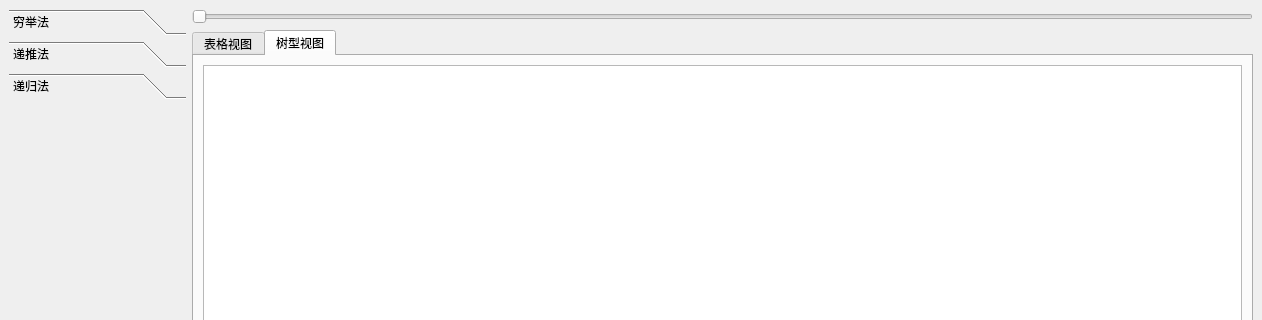
The window that Algorithm/mainwindow.ui (iguoya/LInux) describes before a commit, drawn with Qt 5; both pictures show x 0 to 1262 and y 0 to 320 of the 1262 by 711 pixel window.
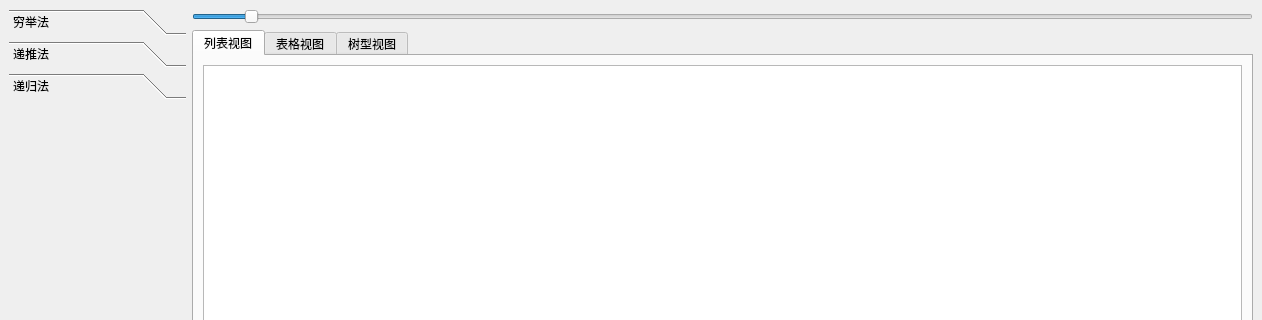
The same window after the commit. The open tabs and pages were chosen to show the change.

Patch:
```diff
--- a/Algorithm/mainwindow.ui
+++ b/Algorithm/mainwindow.ui
@@ -130,6 +130,15 @@
      <layout class="QVBoxLayout" name="verticalLayout" stretch="1,8,3">
       <item>
        <widget class="QSlider" name="horizontalSlider">
+        <property name="maximum">
+         <number>100</number>
+        </property>
+        <property name="value">
+         <number>5</number>
+        </property>
+        <property name="sliderPosition">
+         <number>5</number>
+        </property>
         <property name="orientation">
          <enum>Qt::Horizontal</enum>
         </property>
@@ -138,8 +147,18 @@
       <item>
        <widget class="QTabWidget" name="tabWidget_2">
         <property name="currentIndex">
-         <number>1</number>
+         <number>0</number>
         </property>
+        <widget class="QWidget" name="tab">
+         <attribute name="title">
+          <string>列表视图</string>
+         </attribute>
+         <layout class="QGridLayout" name="gridLayout_4">
+          <item row="0" column="0">
+           <widget class="QListView" name="listView"/>
+          </item>
+         </layout>
+        </widget>
         <widget class="QWidget" name="tab_3">
          <attribute name="title">
           <string>表格视图</string>
```
Left out of the diff: 88 changed lines with no effect on the pictures.
